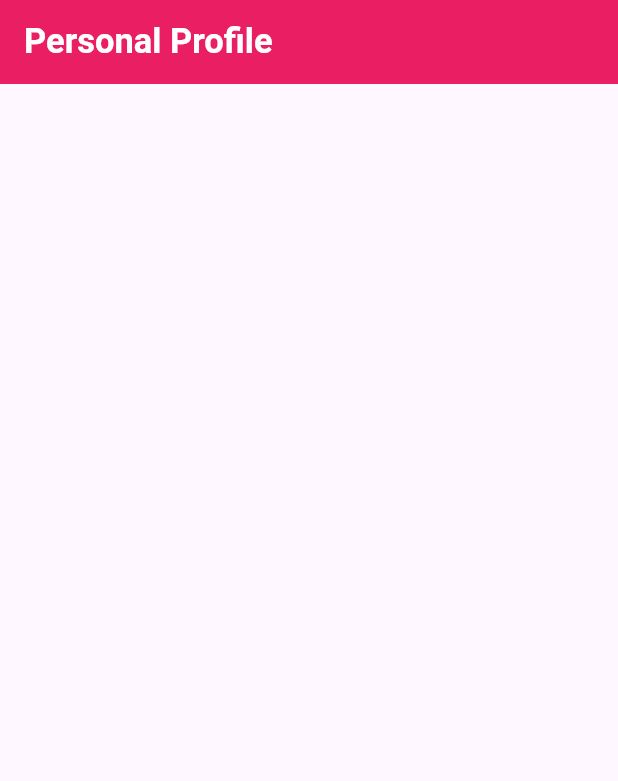
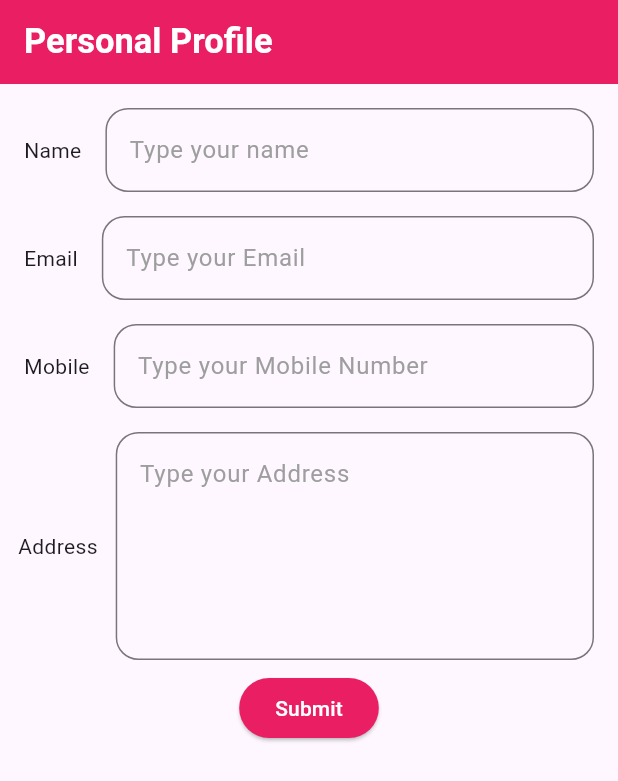
Before and after one commit to basilbab/personal_profile_app, a Flutter app: the screen it shows after launch, on a phone screen of 412 x 824 dp. Shown: the top 781 px of the screen. Run offline on Flutter 3.47's test engine with Material 3 defaults, Android fonts, the light colour scheme and no system bars.

Commit message:
last commit

```diff
--- a/lib/main.dart
+++ b/lib/main.dart
@@ -21,12 +21,113 @@ class ScreenProfile extends StatelessWidget {
   Widget build(BuildContext context) {
     return Scaffold(
       appBar: AppBar(
+        //AppBar starts here
         title: const Text(
           'Personal Profile',
           style: TextStyle(
               color: Colors.white, fontSize: 23, fontWeight: FontWeight.bold),
         ),
         backgroundColor: Colors.pink,
-    ));
+      ),
+      //App Bar ends here
+      //Scafold Body Starts here
+      body: Padding(
+        padding: const EdgeInsets.all(8.0),
+        child: Column(
+          children: [
+            Row(children: [
+              // ignore: prefer_const_constructors
+              Padding(
+                padding: const EdgeInsets.all(8.0),
+                child: const Text('Name'),
+              ),
+              Expanded(
+                child: Padding(
+                  padding: const EdgeInsets.all(8.0),
+                  child: TextFormField(
+                    decoration: const InputDecoration(
+                        hintText: 'Type your name',
+                        hintStyle: TextStyle(color: Colors.grey),
+                        border: OutlineInputBorder(
+                            borderRadius:
+                                BorderRadius.all(Radius.circular(15)))),
+                  ),
+                ),
+              ),
+            ]),
+            Row(children: [
+              const Padding(
+                padding: EdgeInsets.all(8.0),
+                child: Text('Email'),
+              ),
+              Expanded(
+                child: Padding(
+                  padding: const EdgeInsets.all(8.0),
+                  child: TextFormField(
+                    decoration: const InputDecoration(
+                        hintText: 'Type your Email',
+                        hintStyle: TextStyle(color: Colors.grey),
+                        border: OutlineInputBorder(
+                            borderRadius:
+                                BorderRadius.all(Radius.circular(15)))),
+                  ),
+                ),
+              ),
+            ]),
+            Row(children: [
+              const Padding(
+                padding: EdgeInsets.all(8.0),
+                child: Text('Mobile'),
+              ),
+              Expanded(
+                child: Padding(
+                  padding: const EdgeInsets.all(8.0),
+                  child: TextFormField(
+                    decoration: const InputDecoration(
+                        hintText: 'Type your Mobile Number',
+                        hintStyle: TextStyle(color: Colors.grey),
+                        border: OutlineInputBorder(
+                            borderRadius:
+                                BorderRadius.all(Radius.circular(15)))),
+                  ),
+                ),
+              ),
+            ]),
+            Row(children: [
+              const Padding(
+                padding: EdgeInsets.all(4.0),
+                child: Text('Address'),
+              ),
+              Expanded(
+                child: Padding(
+                  padding: const EdgeInsets.all(8.0),
+                  child: TextFormField(
+                    decoration: const InputDecoration(
+                        hintText: 'Type your Address',
+                        hintStyle: TextStyle(color: Colors.grey),
+                        border: OutlineInputBorder(
+                            borderRadius:
+                                BorderRadius.all(Radius.circular(15)))),
+                    maxLines: 5,
+                  ),
+                ),
+              ),
+            ]),
+            Center(
+              child: ElevatedButton(
+                onPressed: () {
+                  // Your onPressed function here
+                },
+                style: ElevatedButton.styleFrom(
+                  backgroundColor: Colors.pink, // Background color
+                  foregroundColor: Colors.white, // Text color
+                ),
+                child: Text('Submit'),
+              ),
+            )
+          ],
+        ),
+      ),
+    );
   }
 }
```
Lines whose indentation alone changed are shown as unchanged.
